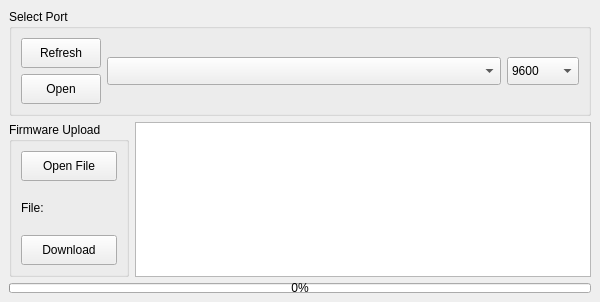
Qt form fw_update/mainwindow.ui (dongFangTuring/CHCenter) before a commit.
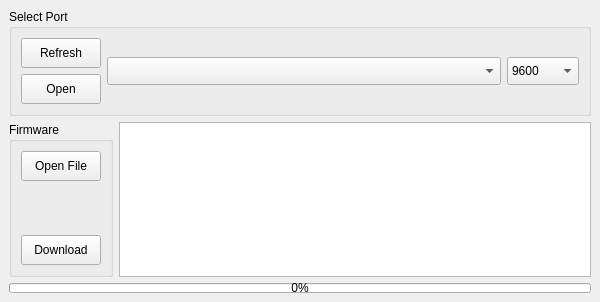
The same form after that commit.

```diff
--- a/fw_update/mainwindow.ui
+++ b/fw_update/mainwindow.ui
@@ -132,7 +132,7 @@
          </size>
         </property>
         <property name="title">
-         <string>Firmware Upload</string>
+         <string>Firmware</string>
         </property>
         <layout class="QVBoxLayout" name="verticalLayout_2">
          <item>
@@ -151,7 +151,10 @@
          <item>
           <widget class="QLabel" name="label_file">
            <property name="text">
-            <string>File:</string>
+            <string/>
+           </property>
+           <property name="alignment">
+            <set>Qt::AlignCenter</set>
            </property>
           </widget>
          </item>
```
